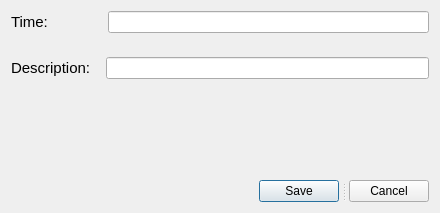
First picture: the form in Calendar/eventedit.ui, repository lupuionut/egui-qt-calendar, before the edit.
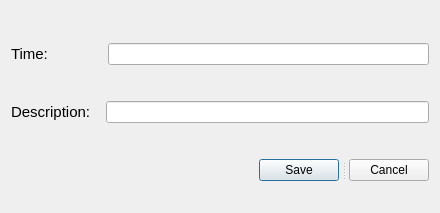
Second picture: the form after the edit.

Diff of the .ui file:
```diff
--- a/Calendar/eventedit.ui
+++ b/Calendar/eventedit.ui
@@ -10,6 +10,12 @@
     <height>213</height>
    </rect>
   </property>
+  <property name="minimumSize">
+   <size>
+    <width>300</width>
+    <height>145</height>
+   </size>
+  </property>
   <property name="windowTitle">
    <string>Edit event</string>
   </property>
@@ -18,7 +24,10 @@
   </property>
   <layout class="QVBoxLayout" name="verticalLayout">
    <property name="spacing">
-    <number>24</number>
+    <number>15</number>
+   </property>
+   <property name="topMargin">
+    <number>22</number>
    </property>
    <item>
     <layout class="QHBoxLayout" name="m_timeLayout">
@@ -67,8 +76,8 @@
      </item>
     </layout>
    </item>
-   <item alignment="Qt::AlignRight|Qt::AlignBottom">
-    <widget class="QSplitter" name="splitter">
+   <item alignment="Qt::AlignRight">
+    <widget class="QSplitter" name="m_buttonsSplitter">
      <property name="sizePolicy">
       <sizepolicy hsizetype="Fixed" vsizetype="Fixed">
        <horstretch>0</horstretch>
```
